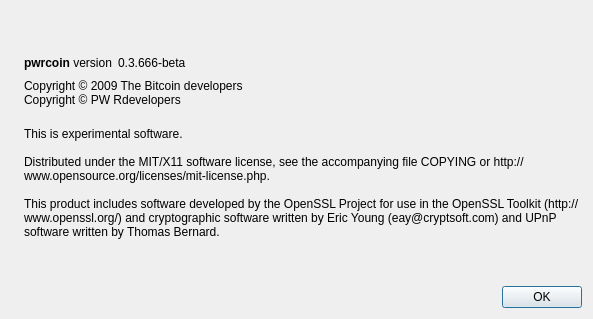
Qt form src/qt/forms/aboutdialog.ui (PWRcoin/PWRcoinClassic) before a commit.
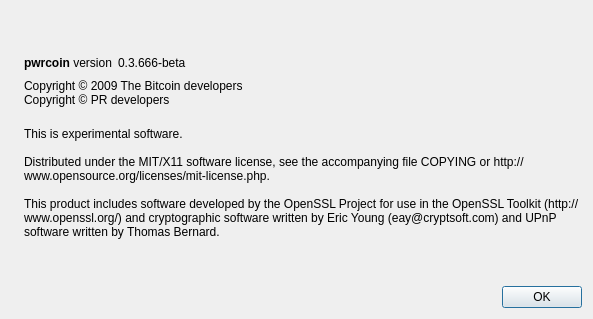
The same form after that commit. Icons and pictures are not drawn.

Diff of the .ui file:
```diff
--- a/src/qt/forms/aboutdialog.ui
+++ b/src/qt/forms/aboutdialog.ui
@@ -92,7 +92,7 @@
        </property>
        <property name="text">
         <string>Copyright © 2009 The Bitcoin developers
-Copyright © PW Rdevelopers</string>
+Copyright © PR developers</string>
        </property>
        <property name="textInteractionFlags">
         <set>Qt::LinksAccessibleByMouse|Qt::TextSelectableByKeyboard|Qt::TextSelectableByMouse</set>
```
